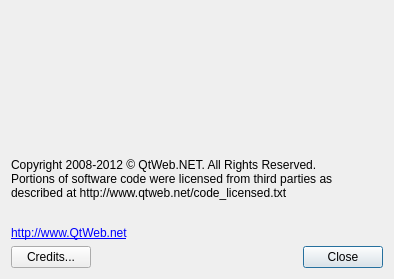
Old version of the form src/aboutdialog.ui in the repository magist3r/QtWeb.
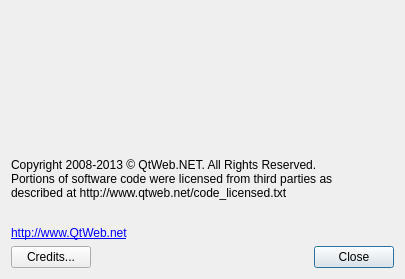
New version of the form.

The edit to the form file:
```diff
--- a/src/aboutdialog.ui
+++ b/src/aboutdialog.ui
@@ -6,7 +6,7 @@
    <rect>
     <x>0</x>
     <y>0</y>
-    <width>394</width>
+    <width>405</width>
     <height>279</height>
    </rect>
   </property>
@@ -86,7 +86,7 @@
    <item>
     <widget class="QLabel" name="description">
      <property name="text">
-      <string>Copyright 2008-2012 &amp;copy;  QtWeb.NET. All Rights Reserved. &lt;br&gt;Portions of software code were licensed from third parties as&lt;br&gt;described at http://www.qtweb.net/code_licensed.txt</string>
+      <string>Copyright 2008-2013 &amp;copy;  QtWeb.NET. All Rights Reserved. &lt;br&gt;Portions of software code were licensed from third parties as&lt;br&gt;described at http://www.qtweb.net/code_licensed.txt</string>
      </property>
      <property name="alignment">
       <set>Qt::AlignLeading</set>
```
Left out of the diff: 4 changed lines with no effect on the pictures.
